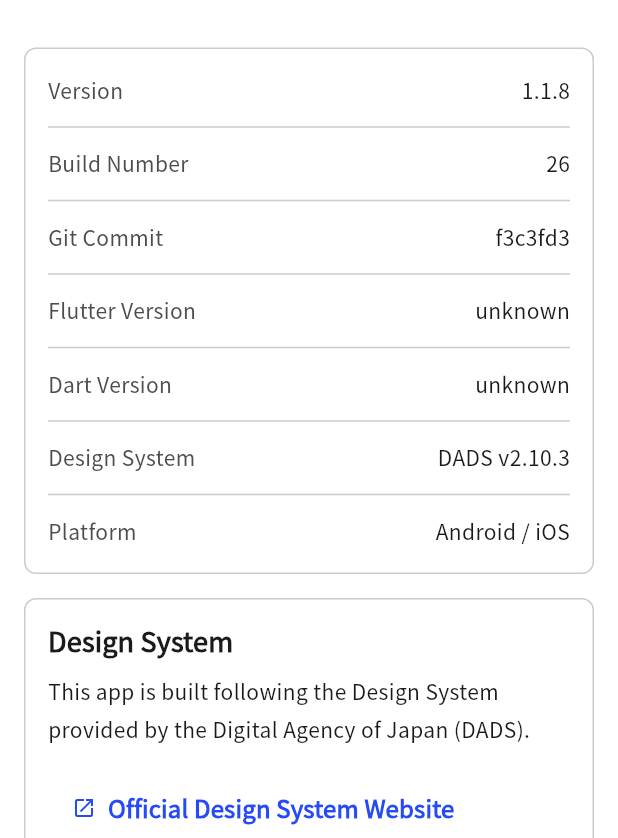
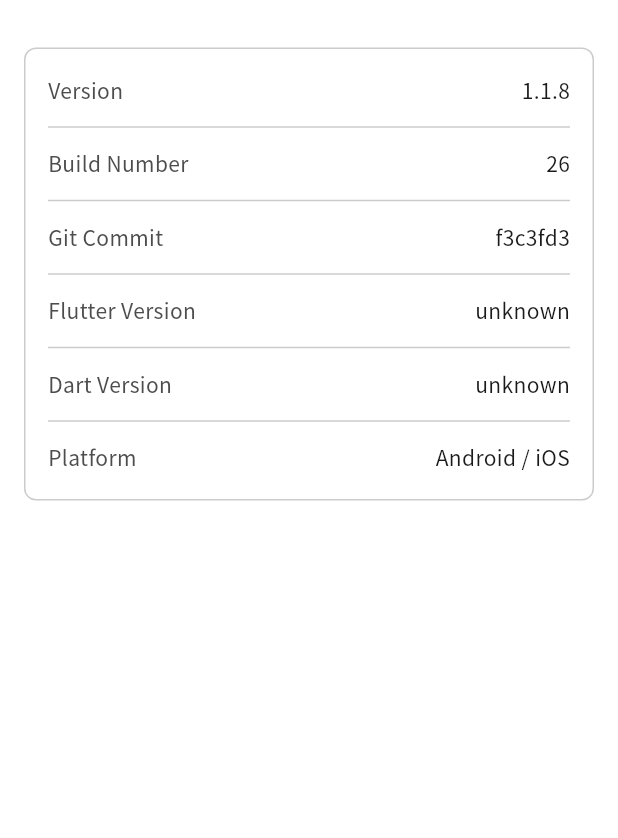
Before and after one commit to kiyoteruhosoda/flutterbase, a Flutter app: the AboutPage screen opened by its route, on a phone screen of 412 x 824 dp, the part 398-1236 px from its top. Run offline on Flutter 3.47's test engine with Material 3 defaults, Android fonts, the phone set to English and light mode, and no system bars; our stand-ins replace get_it, logger, package_info_plus, shared_preferences; accounts and stored records are empty.

```diff
--- a/lib/app/bootstrap/app_router.dart
+++ b/lib/app/bootstrap/app_router.dart
@@ -4,7 +4,6 @@ import 'package:flutterbase/presentation/pages/main_page.dart';
 import 'package:flutterbase/presentation/pages/splash_page.dart';
 import 'package:flutterbase/presentation/pages/system/about_page.dart';
 import 'package:flutterbase/presentation/pages/system/debug_page.dart';
-import 'package:flutterbase/presentation/pages/system/licenses_page.dart';
 import 'package:flutterbase/presentation/pages/system/logs_page.dart';
 import 'package:flutterbase/shared/l10n/app_strings.dart';
 import 'package:flutterbase/shared/logging/app_logger.dart';
@@ -16,7 +15,6 @@ class AppRouter {
   static const String splash = '/';
   static const String main = '/main';
   static const String about = '/about';
-  static const String licenses = '/licenses';
   static const String debug = '/debug';
   static const String logs = '/logs';
 
@@ -33,10 +31,6 @@ class AppRouter {
         ),
       about => MaterialPageRoute<void>(
           builder: (_) => const AboutPage(),
-          settings: settings,
-        ),
-      licenses => MaterialPageRoute<void>(
-          builder: (_) => const LicensesPage(),
           settings: settings,
         ),
       debug => MaterialPageRoute<void>(
--- a/lib/main.dart
+++ b/lib/main.dart
@@ -2,6 +2,7 @@ import 'package:flutter/material.dart';
 import 'package:flutter/services.dart';
 import 'package:flutterbase/app/bootstrap/app_widget.dart';
 import 'package:flutterbase/app/di/service_locator.dart';
+import 'package:flutterbase/shared/licenses/app_license_registry.dart';
 
 Future<void> main() async {
   WidgetsFlutterBinding.ensureInitialized();
@@ -22,5 +23,8 @@ Future<void> main() async {
   // 依存性注入の初期化
   await setupServiceLocator();
 
+  // LicenseRegistry に独自ライセンスを登録
+  AppLicenseRegistrar.register();
+
   runApp(const AppWidget());
 }
--- a/lib/presentation/pages/system/about_page.dart
+++ b/lib/presentation/pages/system/about_page.dart
@@ -1,6 +1,7 @@
 import 'package:flutter/material.dart';
 import 'package:flutterbase/app/di/service_locator.dart';
 import 'package:flutterbase/presentation/viewmodels/about_viewmodel.dart';
+import 'package:flutterbase/presentation/viewmodels/debug_settings_viewmodel.dart';
 import 'package:flutterbase/presentation/widgets/ui/widgets.dart';
 import 'package:flutterbase/shared/l10n/app_strings.dart';
 import 'package:flutterbase/shared/theme/theme.dart';
@@ -14,7 +15,10 @@ class AboutPage extends StatefulWidget {
 }
 
 class _AboutPageState extends State<AboutPage> {
+  static const int _debugUnlockTapCount = 7;
+
   late final AboutViewModel _viewModel;
+  int _versionTapCount = 0;
 
   @override
   void initState() {
@@ -31,6 +35,22 @@ class _AboutPageState extends State<AboutPage> {
   }
 
   void _onViewModelChange() => setState(() {});
+
+  Future<void> _onVersionTapped() async {
+    final debugVm = sl<DebugSettingsViewModel>();
+    if (debugVm.debugEnabled) {
+      _versionTapCount = 0;
+      return;
+    }
+    _versionTapCount++;
+    if (_versionTapCount < _debugUnlockTapCount) return;
+    _versionTapCount = 0;
+    await debugVm.setDebugEnabled(true);
+    if (!mounted) return;
+    ScaffoldMessenger.of(context).showSnackBar(
+      const SnackBar(content: Text(AppStrings.aboutDebugUnlocked)),
+    );
+  }
 
   @override
   Widget build(BuildContext context) {
@@ -87,7 +107,11 @@ class _AboutPageState extends State<AboutPage> {
         AppCard(
           child: Column(
             children: [
-              _InfoRow(label: AppStrings.aboutVersion, value: info.version),
+              _VersionInfoRow(
+                label: AppStrings.aboutVersion,
+                value: info.version,
+                onTap: _onVersionTapped,
+              ),
               const Divider(height: AppSpacing.xl),
               _InfoRow(label: AppStrings.aboutBuildNumber, value: info.buildNumber),
               const Divider(height: AppSpacing.xl),
@@ -98,36 +122,8 @@ class _AboutPageState extends State<AboutPage> {
               _InfoRow(label: AppStrings.aboutDartVersion, value: info.dartVersion),
               const Divider(height: AppSpacing.xl),
               _InfoRow(
-                label: AppStrings.aboutDesignSystem,
-                value: AppStrings.aboutDesignSystemValue,
-              ),
-              const Divider(height: AppSpacing.xl),
-              _InfoRow(
                 label: AppStrings.aboutPlatform,
                 value: AppStrings.aboutPlatformValue,
-              ),
-            ],
-          ),
-        ),
-        const SizedBox(height: AppSpacing.lg),
-        AppCard(
-          child: Column(
-            crossAxisAlignment: CrossAxisAlignment.start,
-            children: [
-              Text(
-                AppStrings.aboutDesignSystemSectionTitle,
-                style: Theme.of(context).textTheme.titleSmall,
-              ),
-              const SizedBox(height: AppSpacing.sm),
-              Text(
-                AppStrings.aboutDesignSystemBody,
-                style: Theme.of(context).textTheme.bodyMedium,
-              ),
-              const SizedBox(height: AppSpacing.lg),
-              TextButton.icon(
-                onPressed: () {},
-                icon: const Icon(Icons.open_in_new, size: AppSpacing.iconSm),
-                label: const Text(AppStrings.aboutDesignSystemLink),
               ),
             ],
           ),
@@ -158,3 +154,25 @@ class _InfoRow extends StatelessWidget {
     );
   }
 }
+
+/// Version row with a secret 7-tap gesture that re-enables debug mode.
+class _VersionInfoRow extends StatelessWidget {
+  const _VersionInfoRow({
+    required this.label,
+    required this.value,
+    required this.onTap,
+  });
+
+  final String label;
+  final String value;
+  final VoidCallback onTap;
+
+  @override
+  Widget build(BuildContext context) {
+    return GestureDetector(
+      behavior: HitTestBehavior.opaque,
+      onTap: onTap,
+      child: _InfoRow(label: label, value: value),
+    );
+  }
+}
--- a/lib/presentation/widgets/ui/app_footer.dart
+++ b/lib/presentation/widgets/ui/app_footer.dart
@@ -1,4 +1,5 @@
 import 'package:flutter/material.dart';
+import 'package:flutterbase/presentation/widgets/ui/app_license_launcher.dart';
 import 'package:flutterbase/shared/l10n/app_strings.dart';
 import 'package:flutterbase/shared/theme/theme.dart';
 
@@ -69,7 +70,7 @@ class AppDefaultFooter extends StatelessWidget {
         ),
         AppFooterLink(
           label: AppStrings.footerLicenses,
-          onTap: () => Navigator.of(context).pushNamed('/licenses'),
+          onTap: () => openAppLicensePage(context),
         ),
       ],
     );
--- a/lib/presentation/widgets/ui/widgets.dart
+++ b/lib/presentation/widgets/ui/widgets.dart
@@ -2,6 +2,7 @@ export 'app_card.dart';
 export 'app_drawer.dart';
 export 'app_footer.dart';
 export 'app_header.dart';
+export 'app_license_launcher.dart';
 export 'app_primary_button.dart';
 export 'app_state_views.dart';
 export 'app_text_field.dart';
--- a/lib/shared/l10n/app_strings.dart
+++ b/lib/shared/l10n/app_strings.dart
@@ -64,14 +64,11 @@ class AppStrings {
   static const String aboutGitCommit = 'Git Commit';
   static const String aboutFlutterVersion = 'Flutter Version';
   static const String aboutDartVersion = 'Dart Version';
-  static const String aboutDesignSystem = 'Design System';
   static const String aboutDesignSystemValue = 'DADS v2.10.3';
   static const String aboutPlatform = 'Platform';
   static const String aboutPlatformValue = 'Android / iOS';
-  static const String aboutDesignSystemSectionTitle = 'Design System';
-  static const String aboutDesignSystemBody =
-      'This app is built following the Design System\nprovided by the Digital Agency of Japan (DADS).';
-  static const String aboutDesignSystemLink = 'Official Design System Website';
+  static const String aboutDebugUnlocked = 'Debug mode enabled';
+  static const String aboutDebugAlreadyOn = 'Debug mode is already on';
 
   // ─── Debug page ───────────────────────────────────────────────────────
   static const String debugTitle = 'Debug Info';
--- a/lib/shared/theme/app_colors.dart
+++ b/lib/shared/theme/app_colors.dart
@@ -84,6 +84,20 @@ class AppColors {
   static const Color sumi800 = Color(0xFF333333);
   static const Color sumi900 = Color(0xFF1A1A1A);
 
+  // ─── Semantic: Brand ───────────────────────────────────────────────
+  /// アプリケーションのテーマカラー（ブランドカラー）
+  /// 全体のプライマリアクセントとして使用し、LicensePage や About の
+  /// アプリアイコン背景などアプリ全体で一貫した識別色として機能する。
+  static const Color brand = blue800;
+  static const Color brandContainer = blue100;
+  static const Color onBrand = white;
+  static const Color onBrandContainer = blue1300;
+
+  static const Color darkBrand = blue400;
+  static const Color darkBrandContainer = blue1000;
+  static const Color darkOnBrand = sumi900;
+  static const Color darkOnBrandContainer = blue200;
+
   // ─── Semantic: Light Theme ─────────────────────────────────────────
   // Background
   static const Color bgBase = white;
@@ -99,8 +113,8 @@ class AppColors {
   static const Color textLink = blue900;
   static const Color textLinkVisited = Color(0xFF6B21A8); // purple
 
-  // Interactive / Primary
-  static const Color interactivePrimary = blue800;
+  // Interactive / Primary (derived from brand)
+  static const Color interactivePrimary = brand;
   static const Color interactivePrimaryHover = blue900;
   static const Color interactivePrimaryPressed = blue1000;
   static const Color interactivePrimaryDisabled = sumi200;
@@ -131,7 +145,7 @@ class AppColors {
   static const Color darkTextPlaceholder = sumi500;
   static const Color darkTextDisabled = sumi600;
 
-  static const Color darkInteractivePrimary = blue400;
+  static const Color darkInteractivePrimary = darkBrand;
   static const Color darkInteractivePrimaryHover = blue300;
   static const Color darkInteractivePrimaryPressed = blue200;
 
```
Also changed, not shown: lib/presentation/pages/main_page.dart (+18 -9 lines), lib/presentation/pages/system/licenses_page.dart (deleted, +0 -212 lines), lib/presentation/widgets/ui/app_license_launcher.dart (added, +43 -0 lines), lib/shared/licenses/app_license_registry.dart (added, +30 -0 lines).
